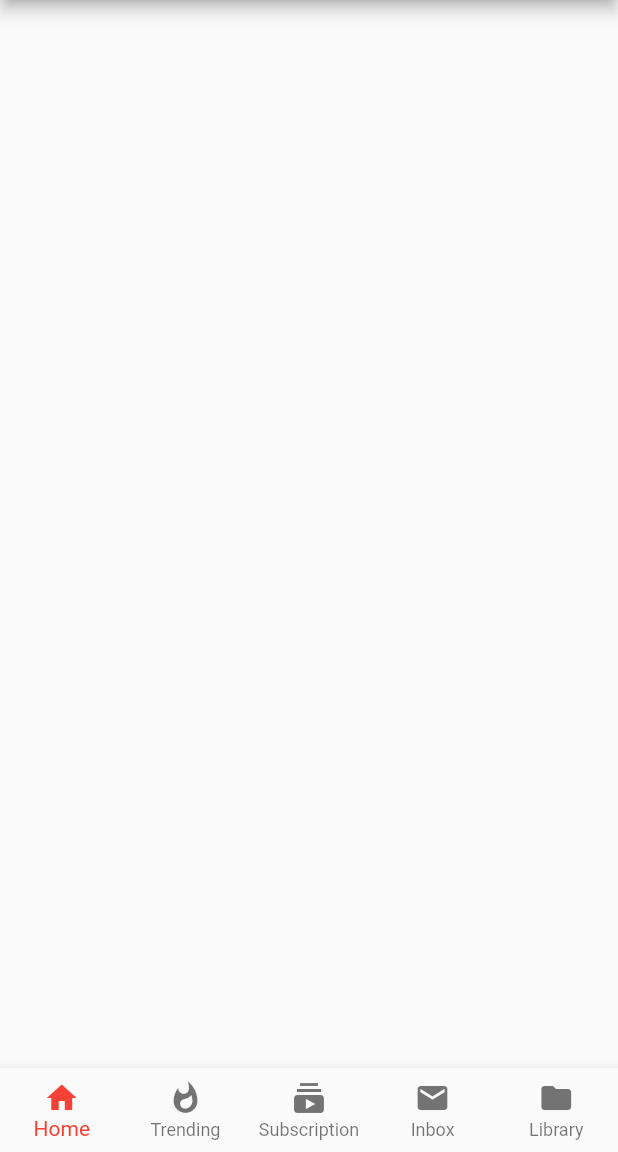
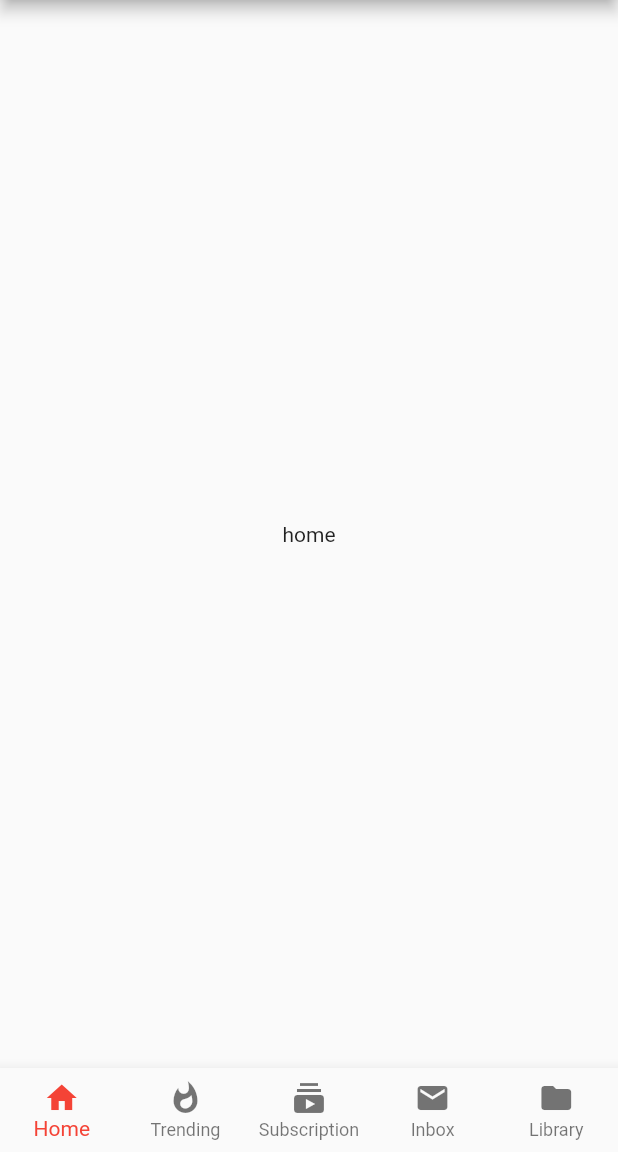
Before and after one commit to abdullahehab/youtube_UI, a Flutter app: the screen it shows after launch, on a phone screen of 412 x 824 dp, the part 84-1236 px from its top. Run offline on Flutter 3.47's test engine with Material 2 defaults, Android fonts, the phone set to English and light mode, and no system bars.

```diff
--- a/lib/yoututb_main.dart
+++ b/lib/yoututb_main.dart
@@ -17,6 +17,15 @@ class _YoutubeMainState extends State<YoutubeMain> {
 
   @override
   Widget build(BuildContext context) {
+
+    List <Widget> _screens = [
+      Center(child: Text("home")),
+      Center(child: Text("Trending")),
+      Center(child: Text("Subscription")),
+      Center(child: Text("Inbox")),
+      Center(child: Text("Library")),
+    ];
+
     return Scaffold(
       appBar: AppBar(
         backgroundColor: Colors.white,
@@ -34,6 +43,7 @@ class _YoutubeMainState extends State<YoutubeMain> {
           IconButton(icon: Icon(Icons.account_circle), onPressed: null),
         ],
       ),
+      body: _screens[_currentIndex],
       bottomNavigationBar: BottomNavigationBar(
         currentIndex: _currentIndex,
         onTap: _onTapped,
```
